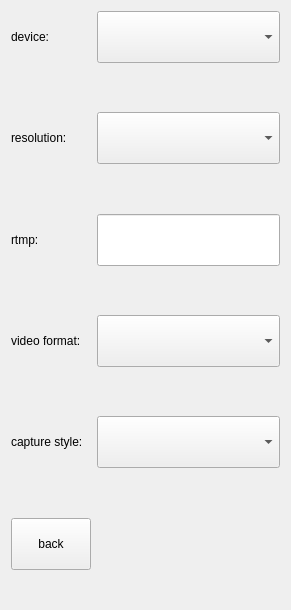
First picture: the form in setting.ui, repository WorldEditor50/qcamera, before the edit.
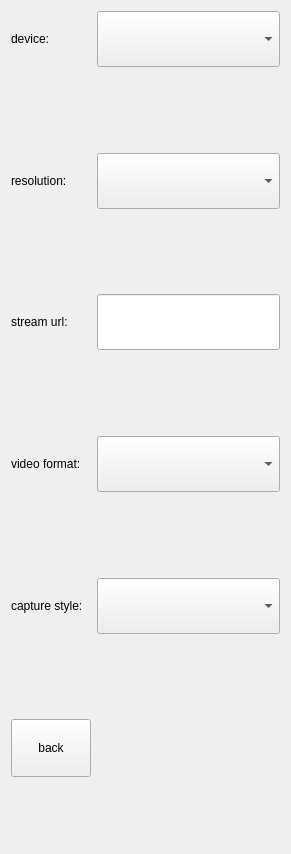
Second picture: the form after the edit.

```diff
--- a/setting.ui
+++ b/setting.ui
@@ -7,7 +7,7 @@
     <x>0</x>
     <y>0</y>
     <width>291</width>
-    <height>610</height>
+    <height>854</height>
    </rect>
   </property>
   <property name="windowTitle">
@@ -41,7 +41,7 @@
       </size>
      </property>
      <property name="text">
-      <string>rtmp:</string>
+      <string>stream url:</string>
      </property>
     </widget>
    </item>
```
Left out of the diff: 4 changed lines with no effect on the pictures.
